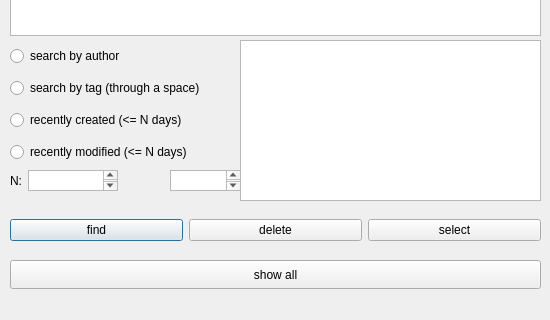
Old version of the form searchwindow.ui in the repository Alexander-1703/QtNotepad; both pictures show x 0 to 550 and y 180 to 500 of the 550 by 500 pixel window.
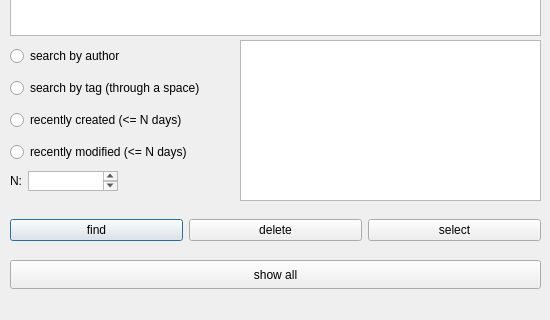
New version of the form.

What changed in the file:
```diff
--- a/searchwindow.ui
+++ b/searchwindow.ui
@@ -103,7 +103,7 @@
      <x>10</x>
      <y>350</y>
      <width>108</width>
-     <height>21</height>
+     <height>22</height>
     </rect>
    </property>
    <layout class="QHBoxLayout" name="horizontalLayout_3">
@@ -115,7 +115,20 @@
      </widget>
     </item>
     <item>
-     <widget class="QTextEdit" name="textEdit"/>
+     <widget class="QTextEdit" name="textEdit">
+      <property name="minimumSize">
+       <size>
+        <width>0</width>
+        <height>20</height>
+       </size>
+      </property>
+      <property name="maximumSize">
+       <size>
+        <width>16777215</width>
+        <height>20</height>
+       </size>
+      </property>
+     </widget>
     </item>
    </layout>
   </widget>
@@ -165,16 +178,6 @@
     <string>show all</string>
    </property>
   </widget>
-  <widget class="QTextEdit" name="textEdit_2">
-   <property name="geometry">
-    <rect>
-     <x>170</x>
-     <y>350</y>
-     <width>71</width>
-     <height>21</height>
-    </rect>
-   </property>
-  </widget>
  </widget>
  <resources/>
  <connections/>
```
